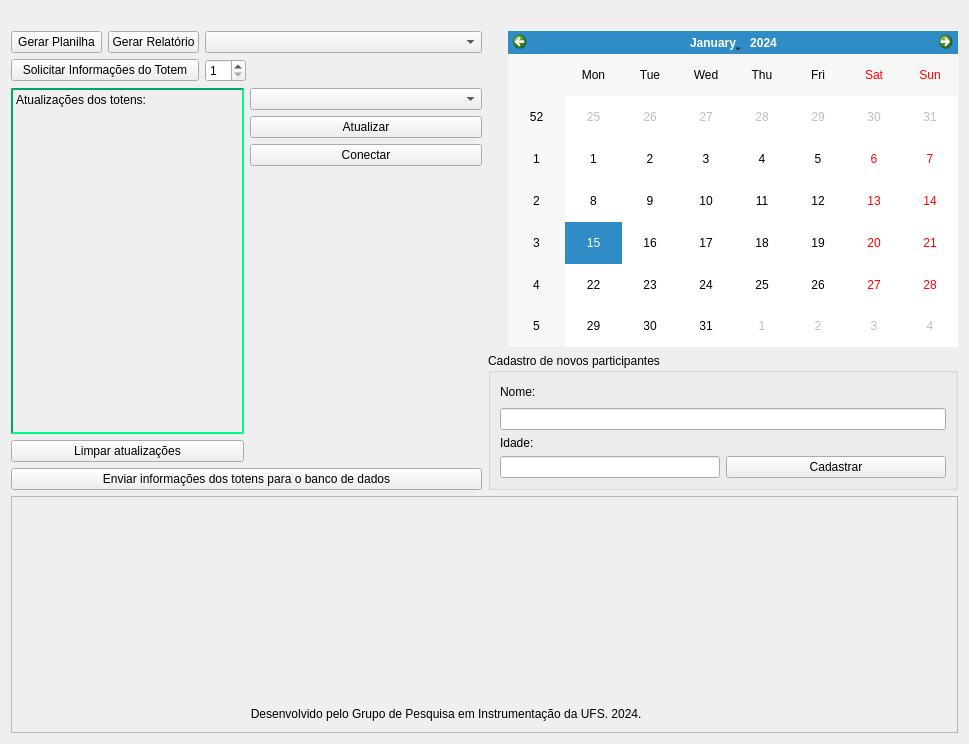
The window that form.ui (David1340/Sofwatre_FTG) describes before a commit, drawn with Qt 5.
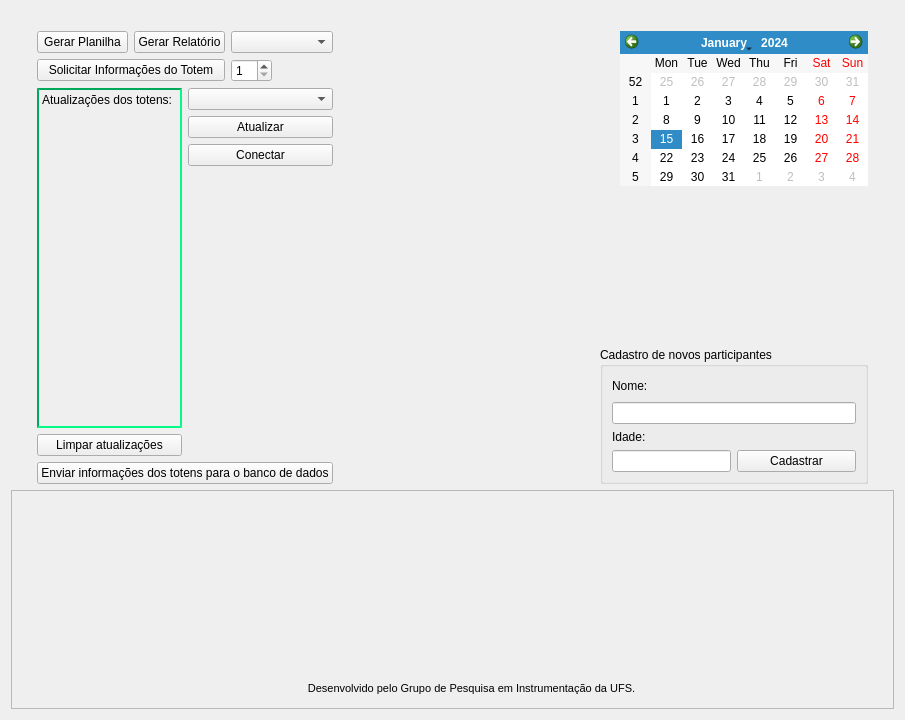
The same window after the commit. Icons and pictures are not drawn.

Commit message: Ajustes no redimencionamento da janela

```diff
--- a/form.ui
+++ b/form.ui
@@ -6,16 +6,29 @@
    <rect>
     <x>0</x>
     <y>0</y>
-    <width>969</width>
-    <height>744</height>
+    <width>905</width>
+    <height>720</height>
    </rect>
   </property>
   <property name="windowTitle">
    <string>Functional Training Group</string>
   </property>
   <layout class="QGridLayout" name="gridLayout_23">
-   <item row="0" column="0" rowspan="2" colspan="2">
-    <layout class="QGridLayout" name="gridLayout_22">
+   <item row="0" column="0">
+    <spacer name="verticalSpacer_9">
+     <property name="orientation">
+      <enum>Qt::Vertical</enum>
+     </property>
+     <property name="sizeHint" stdset="0">
+      <size>
+       <width>20</width>
+       <height>193</height>
+      </size>
+     </property>
+    </spacer>
+   </item>
+   <item row="0" column="1" rowspan="3">
+    <layout class="QGridLayout" name="gridLayout_21">
      <item row="0" column="0">
       <layout class="QGridLayout" name="gridLayout_11">
        <item row="0" column="0">
@@ -198,10 +211,36 @@
       </layout>
      </item>
      <item row="0" column="1">
-      <layout class="QGridLayout" name="gridLayout_21">
+      <spacer name="horizontalSpacer_20">
+       <property name="orientation">
+        <enum>Qt::Horizontal</enum>
+       </property>
+       <property name="sizeHint" stdset="0">
+        <size>
+         <width>13</width>
+         <height>14</height>
+        </size>
+       </property>
+      </spacer>
+     </item>
+     <item row="0" column="2">
+      <layout class="QGridLayout" name="gridLayout_20">
        <item row="0" column="0">
-        <layout class="QGridLayout" name="gridLayout_20">
-         <item row="0" column="0">
+        <layout class="QGridLayout" name="gridLayout_12">
+         <item row="0" column="1">
+          <spacer name="horizontalSpacer_6">
+           <property name="orientation">
+            <enum>Qt::Horizontal</enum>
+           </property>
+           <property name="sizeHint" stdset="0">
+            <size>
+             <width>40</width>
+             <height>20</height>
+            </size>
+           </property>
+          </spacer>
+         </item>
+         <item row="1" column="0">
           <spacer name="verticalSpacer">
            <property name="orientation">
             <enum>Qt::Vertical</enum>
@@ -214,32 +253,62 @@
            </property>
           </spacer>
          </item>
-         <item row="0" column="1">
-          <layout class="QGridLayout" name="gridLayout_12">
-           <item row="0" column="0">
-            <spacer name="horizontalSpacer_6">
-             <property name="orientation">
-              <enum>Qt::Horizontal</enum>
-             </property>
-             <property name="sizeHint" stdset="0">
-              <size>
-               <width>40</width>
-               <height>20</height>
-              </size>
-             </property>
-            </spacer>
-           </item>
-           <item row="1" column="0">
-            <widget class="QCalendarWidget" name="calendarWidget">
-             <property name="maximumSize">
-              <size>
-               <width>14777215</width>
-               <height>14777215</height>
-              </size>
-             </property>
-            </widget>
-           </item>
-          </layout>
+         <item row="1" column="1" colspan="2">
+          <widget class="QCalendarWidget" name="calendarWidget">
+           <property name="maximumSize">
+            <size>
+             <width>14777215</width>
+             <height>14777215</height>
+            </size>
+           </property>
+           <property name="layoutDirection">
+            <enum>Qt::LeftToRight</enum>
+           </property>
+           <property name="autoFillBackground">
+            <bool>true</bool>
+           </property>
+           <property name="gridVisible">
+            <bool>false</bool>
+           </property>
+           <property name="selectionMode">
+            <enum>QCalendarWidget::SingleSelection</enum>
+           </property>
+           <property name="horizontalHeaderFormat">
+            <enum>QCalendarWidget::ShortDayNames</enum>
+           </property>
+           <property name="navigationBarVisible">
+            <bool>true</bool>
+           </property>
+           <property name="dateEditEnabled">
+            <bool>true</bool>
+           </property>
+          </widget>
+         </item>
+         <item row="2" column="0">
+          <spacer name="verticalSpacer_11">
+           <property name="orientation">
+            <enum>Qt::Vertical</enum>
+           </property>
+           <property name="sizeHint" stdset="0">
+            <size>
+             <width>20</width>
+             <height>40</height>
+            </size>
+           </property>
+          </spacer>
+         </item>
+         <item row="2" column="2">
+          <spacer name="horizontalSpacer_22">
+           <property name="orientation">
+            <enum>Qt::Horizontal</enum>
+           </property>
+           <property name="sizeHint" stdset="0">
+            <size>
+             <width>40</width>
+             <height>20</height>
+            </size>
+           </property>
+          </spacer>
          </item>
         </layout>
        </item>
@@ -333,17 +402,72 @@
      </item>
     </layout>
    </item>
-   <item row="1" column="1">
-    <widget class="QLabel" name="labelAvisoCadastro">
-     <property name="styleSheet">
-      <string notr="true">color: rgb(255, 0, 0);</string>
+   <item row="0" column="2">
+    <spacer name="verticalSpacer_14">
+     <property name="orientation">
+      <enum>Qt::Vertical</enum>
      </property>
-     <property name="text">
-      <string/>
+     <property name="sizeHint" stdset="0">
+      <size>
+       <width>20</width>
+       <height>193</height>
+      </size>
      </property>
-    </widget>
+    </spacer>
    </item>
-   <item row="2" column="0" colspan="2">
+   <item row="1" column="0">
+    <spacer name="verticalSpacer_8">
+     <property name="orientation">
+      <enum>Qt::Vertical</enum>
+     </property>
+     <property name="sizeHint" stdset="0">
+      <size>
+       <width>20</width>
+       <height>46</height>
+      </size>
+     </property>
+    </spacer>
+   </item>
+   <item row="1" column="2">
+    <spacer name="verticalSpacer_13">
+     <property name="orientation">
+      <enum>Qt::Vertical</enum>
+     </property>
+     <property name="sizeHint" stdset="0">
+      <size>
+       <width>20</width>
+       <height>46</height>
+      </size>
+     </property>
+    </spacer>
+   </item>
+   <item row="2" column="0">
+    <spacer name="verticalSpacer_7">
+     <property name="orientation">
+      <enum>Qt::Vertical</enum>
+     </property>
+     <property name="sizeHint" stdset="0">
+      <size>
+       <width>20</width>
+       <height>193</height>
+      </size>
+     </property>
+    </spacer>
+   </item>
+   <item row="2" column="2">
+    <spacer name="verticalSpacer_10">
+     <property name="orientation">
+      <enum>Qt::Vertical</enum>
+     </property>
+     <property name="sizeHint" stdset="0">
+      <size>
+       <width>20</width>
+       <height>193</height>
+      </size>
+     </property>
+    </spacer>
+   </item>
+   <item row="3" column="0" colspan="3">
     <widget class="QFrame" name="frame">
      <property name="frameShape">
       <enum>QFrame::StyledPanel</enum>
@@ -354,108 +478,306 @@
      <property name="lineWidth">
       <number>0</number>
      </property>
-     <widget class="QLabel" name="label_2">
-      <property name="geometry">
-       <rect>
-        <x>660</x>
-        <y>20</y>
-        <width>271</width>
-        <height>151</height>
-       </rect>
-      </property>
-      <property name="text">
-       <string/>
-      </property>
-      <property name="pixmap">
-       <pixmap>imagens/FTG.jpeg</pixmap>
-      </property>
-      <property name="scaledContents">
-       <bool>true</bool>
-      </property>
-     </widget>
-     <widget class="QLabel" name="label_5">
-      <property name="geometry">
-       <rect>
-        <x>270</x>
-        <y>40</y>
-        <width>391</width>
-        <height>141</height>
-       </rect>
-      </property>
-      <property name="text">
-       <string/>
-      </property>
-      <property name="pixmap">
-       <pixmap>imagens/LOGOS-20241002T010036Z-001/LOGOS/g3743.png</pixmap>
-      </property>
-      <property name="scaledContents">
-       <bool>true</bool>
-      </property>
-     </widget>
-     <widget class="QLabel" name="label">
-      <property name="geometry">
-       <rect>
-        <x>10</x>
-        <y>30</y>
-        <width>251</width>
-        <height>141</height>
-       </rect>
-      </property>
-      <property name="text">
-       <string/>
-      </property>
-      <property name="pixmap">
-       <pixmap>imagens/calistenia.jpeg</pixmap>
-      </property>
-      <property name="scaledContents">
-       <bool>true</bool>
-      </property>
-     </widget>
-     <widget class="QLabel" name="label_4">
-      <property name="geometry">
-       <rect>
-        <x>120</x>
-        <y>210</y>
-        <width>731</width>
-        <height>16</height>
-       </rect>
-      </property>
-      <property name="text">
-       <string>                                    Desenvolvido pelo Grupo de Pesquisa em Instrumentação da UFS. 2024. </string>
-      </property>
-     </widget>
+     <layout class="QGridLayout" name="gridLayout_22">
+      <item row="0" column="0" rowspan="2" colspan="2">
+       <spacer name="horizontalSpacer_11">
+        <property name="orientation">
+         <enum>Qt::Horizontal</enum>
+        </property>
+        <property name="sizeHint" stdset="0">
+         <size>
+          <width>22</width>
+          <height>20</height>
+         </size>
+        </property>
+       </spacer>
+      </item>
+      <item row="0" column="2" rowspan="2">
+       <spacer name="verticalSpacer_16">
+        <property name="orientation">
+         <enum>Qt::Vertical</enum>
+        </property>
+        <property name="sizeHint" stdset="0">
+         <size>
+          <width>20</width>
+          <height>33</height>
+         </size>
+        </property>
+       </spacer>
+      </item>
+      <item row="0" column="3" rowspan="2">
+       <widget class="QWidget" name="widget" native="true">
+        <layout class="QGridLayout" name="gridLayout_24">
+         <item row="0" column="0">
+          <widget class="QLabel" name="label">
+           <property name="text">
+            <string/>
+           </property>
+           <property name="pixmap">
+            <pixmap>imagens/calistenia.png</pixmap>
+           </property>
+           <property name="scaledContents">
+            <bool>true</bool>
+           </property>
+          </widget>
+         </item>
+        </layout>
+       </widget>
+      </item>
+      <item row="0" column="4" rowspan="2" colspan="2">
+       <widget class="QWidget" name="widget_3" native="true">
+        <layout class="QGridLayout" name="gridLayout_25">
+         <item row="0" column="0">
+          <widget class="QLabel" name="label_5">
+           <property name="enabled">
+            <bool>true</bool>
+           </property>
+           <property name="text">
+            <string/>
+           </property>
+           <property name="pixmap">
+            <pixmap>imagens/Inst1.png</pixmap>
+           </property>
+           <property name="scaledContents">
+            <bool>true</bool>
+           </property>
+          </widget>
+         </item>
+        </layout>
+       </widget>
+      </item>
+      <item row="0" column="6" rowspan="2">
+       <widget class="QWidget" name="widget_2" native="true">
+        <layout class="QGridLayout" name="gridLayout_26">
+         <item row="0" column="0">
+          <widget class="QLabel" name="label_2">
+           <property name="text">
+            <string/>
+           </property>
+           <property name="pixmap">
+            <pixmap>imagens/FTG.png</pixmap>
+           </property>
+           <property name="scaledContents">
+            <bool>true</bool>
+           </property>
+          </widget>
+         </item>
+        </layout>
+       </widget>
+      </item>
+      <item row="0" column="7" rowspan="2" colspan="2">
+       <spacer name="verticalSpacer_3">
+        <property name="orientation">
+         <enum>Qt::Vertical</enum>
+        </property>
+        <property name="sizeHint" stdset="0">
+         <size>
+          <width>20</width>
+          <height>149</height>
+         </size>
+        </property>
+       </spacer>
+      </item>
+      <item row="1" column="8" colspan="2">
+       <spacer name="horizontalSpacer_13">
+        <property name="orientation">
+         <enum>Qt::Horizontal</enum>
+        </property>
+        <property name="sizeHint" stdset="0">
+         <size>
+          <width>30</width>
+          <height>20</height>
+         </size>
+        </property>
+       </spacer>
+      </item>
+      <item row="2" column="0" rowspan="2">
+       <spacer name="horizontalSpacer_12">
+        <property name="orientation">
+         <enum>Qt::Horizontal</enum>
+        </property>
+        <property name="sizeHint" stdset="0">
+         <size>
+          <width>15</width>
+          <height>20</height>
+         </size>
+        </property>
+       </spacer>
+      </item>
+      <item row="2" column="1" rowspan="2" colspan="2">
+       <spacer name="verticalSpacer_18">
+        <property name="orientation">
+         <enum>Qt::Vertical</enum>
+        </property>
+        <property name="sizeHint" stdset="0">
+         <size>
+          <width>20</width>
+          <height>50</height>
+         </size>
+        </property>
+       </spacer>
+      </item>
+      <item row="2" column="3">
+       <spacer name="horizontalSpacer_7">
+        <property name="orientation">
+         <enum>Qt::Horizontal</enum>
+        </property>
+        <property name="sizeHint" stdset="0">
+         <size>
+          <width>190</width>
+          <height>20</height>
+         </size>
+        </property>
+       </spacer>
+      </item>
+      <item row="2" column="4">
+       <spacer name="horizontalSpacer_8">
+        <property name="orientation">
+         <enum>Qt::Horizontal</enum>
+        </property>
+        <property name="sizeHint" stdset="0">
+         <size>
+          <width>182</width>
+          <height>20</height>
+         </size>
+        </property>
+       </spacer>
+      </item>
+      <item row="2" column="5">
+       <spacer name="horizontalSpacer_9">
+        <property name="orientation">
+         <enum>Qt::Horizontal</enum>
+        </property>
+        <property name="sizeHint" stdset="0">
+         <size>
+          <width>181</width>
+          <height>20</height>
+         </size>
+        </property>
+       </spacer>
+      </item>
+      <item row="2" column="6">
+       <spacer name="horizontalSpacer_10">
+        <property name="orientation">
+         <enum>Qt::Horizontal</enum>
+        </property>
+        <property name="sizeHint" stdset="0">
+         <size>
+          <width>159</width>
+          <height>20</height>
+         </size>
+        </property>
+       </spacer>
+      </item>
+      <item row="2" column="7" rowspan="2" colspan="2">
+       <spacer name="verticalSpacer_6">
+        <property name="orientation">
+         <enum>Qt::Vertical</enum>
+        </property>
+        <property name="sizeHint" stdset="0">
+         <size>
+          <width>20</width>
+          <height>50</height>
+         </size>
+        </property>
+       </spacer>
+      </item>
+      <item row="2" column="9" rowspan="2">
+       <spacer name="horizontalSpacer_14">
+        <property name="orientation">
+         <enum>Qt::Horizontal</enum>
+        </property>
+        <property name="sizeHint" stdset="0">
+         <size>
+          <width>15</width>
+          <height>20</height>
+         </size>
+        </property>
+       </spacer>
+      </item>
+      <item row="3" column="3">
+       <spacer name="horizontalSpacer_19">
+        <property name="orientation">
+         <enum>Qt::Horizontal</enum>
+        </property>
+        <property name="sizeHint" stdset="0">
+         <size>
+          <width>190</width>
+          <height>20</height>
+         </size>
+        </property>
+       </spacer>
+      </item>
+      <item row="3" column="4" colspan="2">
+       <widget class="QLabel" name="label_4">
+        <property name="font">
+         <font>
+          <pointsize>8</pointsize>
+         </font>
+        </property>
+        <property name="layoutDirection">
+         <enum>Qt::LeftToRight</enum>
+        </property>
+        <property name="text">
+         <string>Desenvolvido pelo Grupo de Pesquisa em Instrumentação da UFS.</string>
+        </property>
+        <property name="alignment">
+         <set>Qt::AlignCenter</set>
+        </property>
+       </widget>
+      </item>
+      <item row="3" column="6">
+       <spacer name="horizontalSpacer_21">
+        <property name="orientation">
+         <enum>Qt::Horizontal</enum>
+        </property>
+        <property name="sizeHint" stdset="0">
+         <size>
+          <width>159</width>
+          <height>20</height>
+         </size>
+        </property>
+       </spacer>
+      </item>
+     </layout>
+     <zorder>widget_3</zorder>
+     <zorder>widget_2</zorder>
+     <zorder>label_5</zorder>
+     <zorder>label_4</zorder>
+     <zorder>widget</zorder>
+     <zorder>verticalSpacer_3</zorder>
+     <zorder>verticalSpacer_6</zorder>
+     <zorder>horizontalSpacer_8</zorder>
+     <zorder>horizontalSpacer_9</zorder>
+     <zorder>horizontalSpacer_7</zorder>
+     <zorder>horizontalSpacer_10</zorder>
+     <zorder>verticalSpacer_16</zorder>
+     <zorder>verticalSpacer_18</zorder>
+     <zorder>horizontalSpacer_19</zorder>
+     <zorder>horizontalSpacer_21</zorder>
+     <zorder>horizontalSpacer_11</zorder>
+     <zorder>horizontalSpacer_12</zorder>
+     <zorder>horizontalSpacer_13</zorder>
+     <zorder>horizontalSpacer_14</zorder>
     </widget>
    </item>
   </layout>
-  <zorder>frame</zorder>
-  <zorder>PushButtonGerarRelatorio</zorder>
-  <zorder>PushButtonGerarPlanilha</zorder>
-  <zorder>calendarWidget</zorder>
-  <zorder>PushButtonTotem</zorder>
-  <zorder>spinBoxIDTotem</zorder>
-  <zorder>ComboBoxNomes</zorder>
-  <zorder>Atualizacoes</zorder>
-  <zorder>PushButtonLimparAtualizacoes</zorder>
-  <zorder>lineEditNome</zorder>
-  <zorder>label_7</zorder>
-  <zorder>label_8</zorder>
-  <zorder>lineEditIdade</zorder>
-  <zorder>PushButtonCadastro</zorder>
-  <zorder>labelAvisoCadastro</zorder>
-  <zorder>comboBoxUSB</zorder>
-  <zorder>pushButtonUSB</zorder>
-  <zorder>pushButtonUSB2</zorder>
-  <zorder>pushButtonBancoDados</zorder>
-  <zorder>horizontalSpacer</zorder>
-  <zorder>horizontalSpacer_3</zorder>
-  <zorder>verticalSpacer_2</zorder>
-  <zorder>verticalSpacer_3</zorder>
-  <zorder>groupBox</zorder>
-  <zorder>horizontalSpacer_2</zorder>
-  <zorder>horizontalSpacer_5</zorder>
-  <zorder>horizontalSpacer_6</zorder>
-  <zorder>verticalSpacer</zorder>
-  <zorder>frame</zorder>
+  <widget class="QLabel" name="labelAvisoCadastro">
+   <property name="geometry">
+    <rect>
+     <x>410</x>
+     <y>221</y>
+     <width>16</width>
+     <height>16</height>
+    </rect>
+   </property>
+   <property name="styleSheet">
+    <string notr="true">color: rgb(255, 0, 0);</string>
+   </property>
+   <property name="text">
+    <string/>
+   </property>
+  </widget>
  </widget>
  <resources/>
  <connections/>
```
The commit also changes 4 other files.
